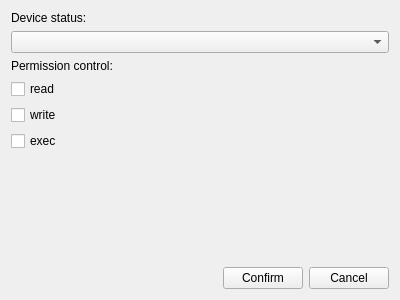
Before: the Qt Designer form src/ui/peripheral-management/edit-permissions.ui in openeuler-mirror/ks-ssr, drawn with Qt 5.
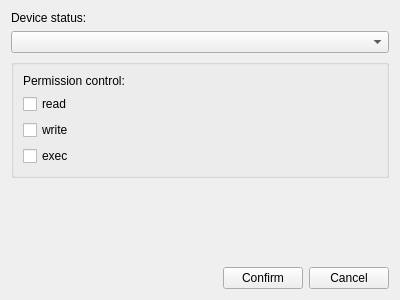
After: the same form once the commit is applied.

Commit message: fix(pm):improve edit permision window - 完善外设管理中权限编辑窗口逻辑

The edit to the form file:
```diff
--- a/src/ui/peripheral-management/edit-permissions.ui
+++ b/src/ui/peripheral-management/edit-permissions.ui
@@ -29,6 +29,13 @@
     </layout>
    </item>
    <item>
+    <widget class="QGroupBox" name="m_groupBox">
+     <property name="checkable">
+      <bool>false</bool>
+     </property>
+     <property name="checked">
+      <bool>false</bool>
+     </property>
     <layout class="QVBoxLayout" name="verticalLayout_2">
      <item>
       <widget class="QLabel" name="label_2">
@@ -59,6 +66,7 @@
       </widget>
      </item>
     </layout>
+    </widget>
    </item>
    <item>
     <spacer name="verticalSpacer">
```
Lines whose indentation alone changed are shown as unchanged. The commit also changes 4 other files.
